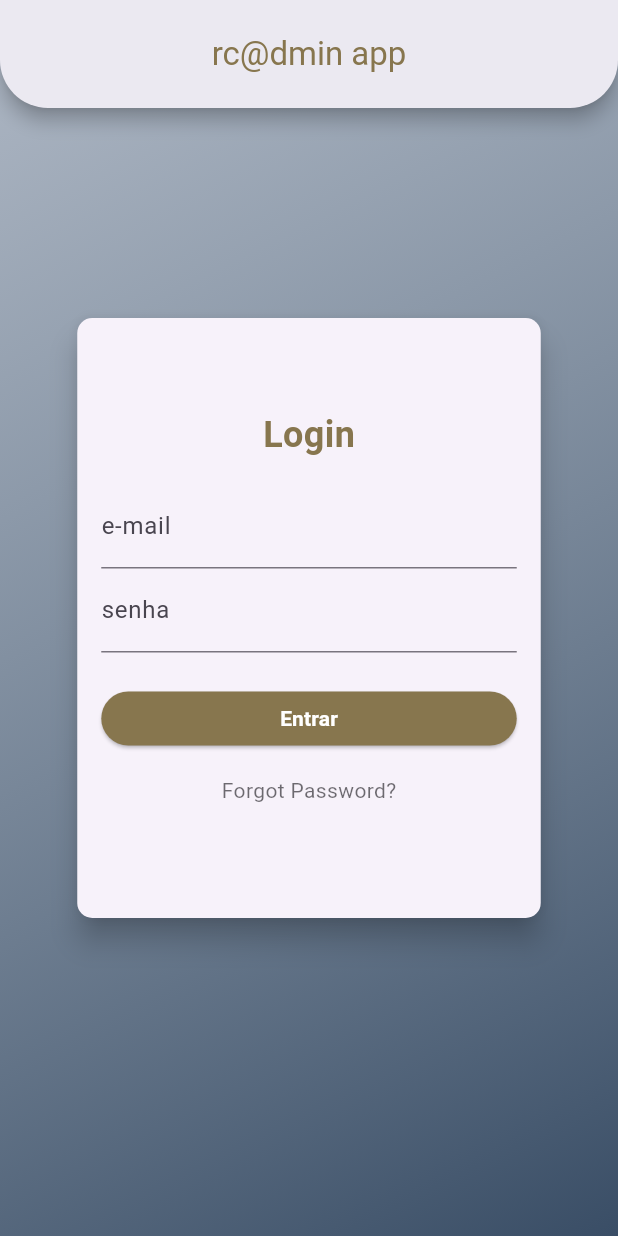
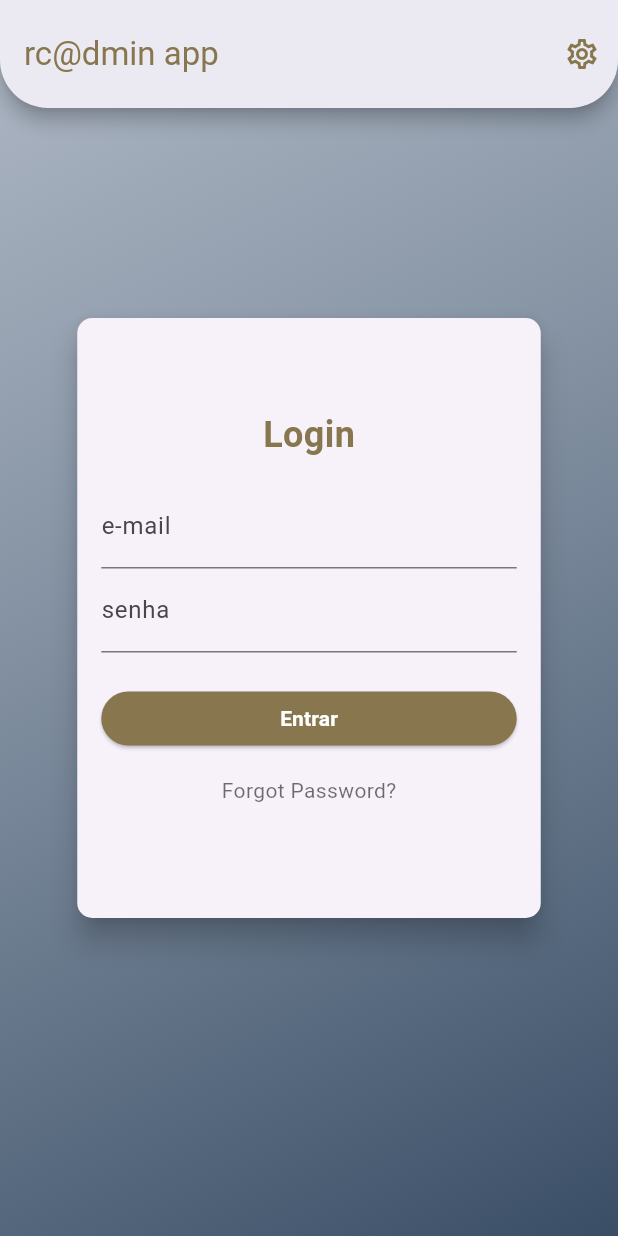
Before and after one commit to jady-sm-godoi/rcadminapp, a Flutter app: the screen it shows after launch, on a phone screen of 412 x 824 dp. Run offline on Flutter 3.47's test engine with Material 3 defaults, Android fonts, the phone set to English and light mode, and no system bars; our stand-ins replace flutter_svg, image_picker.

Commit message:
feat: header padronizado para o aplicativo

```diff
--- a/lib/screens/login.dart
+++ b/lib/screens/login.dart
@@ -1,5 +1,6 @@
 import 'package:flutter/material.dart';
 import 'package:rcadminapp/widgets/login_form.dart';
+import 'package:rcadminapp/widgets/rca_header_bar.dart';
 
 class Login extends StatelessWidget {
   const Login({super.key});
@@ -9,20 +10,7 @@ class Login extends StatelessWidget {
 
     return Scaffold(
       extendBodyBehindAppBar: true,
-      appBar: AppBar(
-        title: const Text('rc@dmin app', style: TextStyle(color: Color.fromRGBO(135, 118, 78, 1)),),
-        centerTitle: true,
-        elevation: 5,
-        backgroundColor: Color.fromRGBO(250, 250, 250, 1),
-        foregroundColor: Colors.black,
-        shadowColor: Colors.black,
-        toolbarHeight: 72,
-        shape: RoundedRectangleBorder(
-          borderRadius: BorderRadius.vertical(
-            bottom: Radius.circular(32),
-          ),
-        ),
-      ),
+      appBar: RcaHeaderBar(),
       body: Stack(
         children: [
           Container(
--- /dev/null
+++ b/lib/widgets/rca_header_bar.dart
@@ -0,0 +1,36 @@
+import 'package:flutter/material.dart';
+
+class RcaHeaderBar extends StatelessWidget implements PreferredSizeWidget {
+  const RcaHeaderBar({super.key});
+
+  @override
+  Size get preferredSize => const Size.fromHeight(72);
+
+  @override
+  Widget build(BuildContext context) {
+    return AppBar(
+        centerTitle: false,
+        title: const Text(
+          'rc@dmin app',
+          style: TextStyle(color: Color.fromRGBO(135, 118, 78, 1)),
+        ),
+        elevation: 5,
+        backgroundColor: Color.fromRGBO(250, 250, 250, 1),
+        foregroundColor: Colors.black,
+        shadowColor: Colors.black,
+        toolbarHeight: 72,
+        shape: RoundedRectangleBorder(
+          borderRadius: BorderRadius.vertical(bottom: Radius.circular(32)),
+        ),
+        actions: [
+          IconButton(
+            onPressed: () {},
+            icon: Icon(
+              Icons.settings_outlined,
+              color: Color.fromRGBO(135, 118, 78, 1),
+            ),
+          ),
+        ],
+      );
+  }
+}
```
Also changed, not shown: lib/screens/edit_profile_screen.dart (+26 -24 lines), lib/screens/profile_screem.dart (+2 -24 lines).
